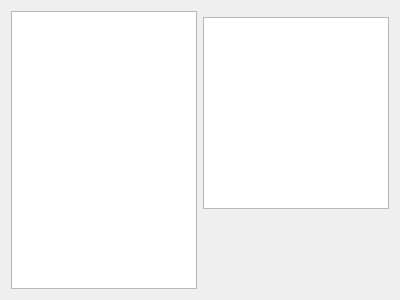
Qt form src/Main/imagedata.ui (AstroStacking/AstroStack) before a commit.
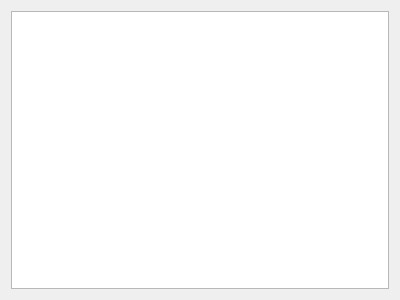
The same form after that commit.

What changed in the file:
```diff
--- a/src/Main/imagedata.ui
+++ b/src/Main/imagedata.ui
@@ -18,27 +18,7 @@
     <widget class="QGraphicsView" name="graphicsView"/>
    </item>
    <item>
-    <layout class="QVBoxLayout" name="verticalLayout">
-     <item>
-      <widget class="QWidget" name="widget" native="true"/>
-     </item>
-     <item>
-      <widget class="QTableWidget" name="tableWidget"/>
-     </item>
-     <item>
-      <spacer name="verticalSpacer">
-       <property name="orientation">
-        <enum>Qt::Vertical</enum>
-       </property>
-       <property name="sizeHint" stdset="0">
-        <size>
-         <width>20</width>
-         <height>40</height>
-        </size>
-       </property>
-      </spacer>
-     </item>
-    </layout>
+    <layout class="QVBoxLayout" name="verticalLayout"/>
    </item>
   </layout>
  </widget>
```
